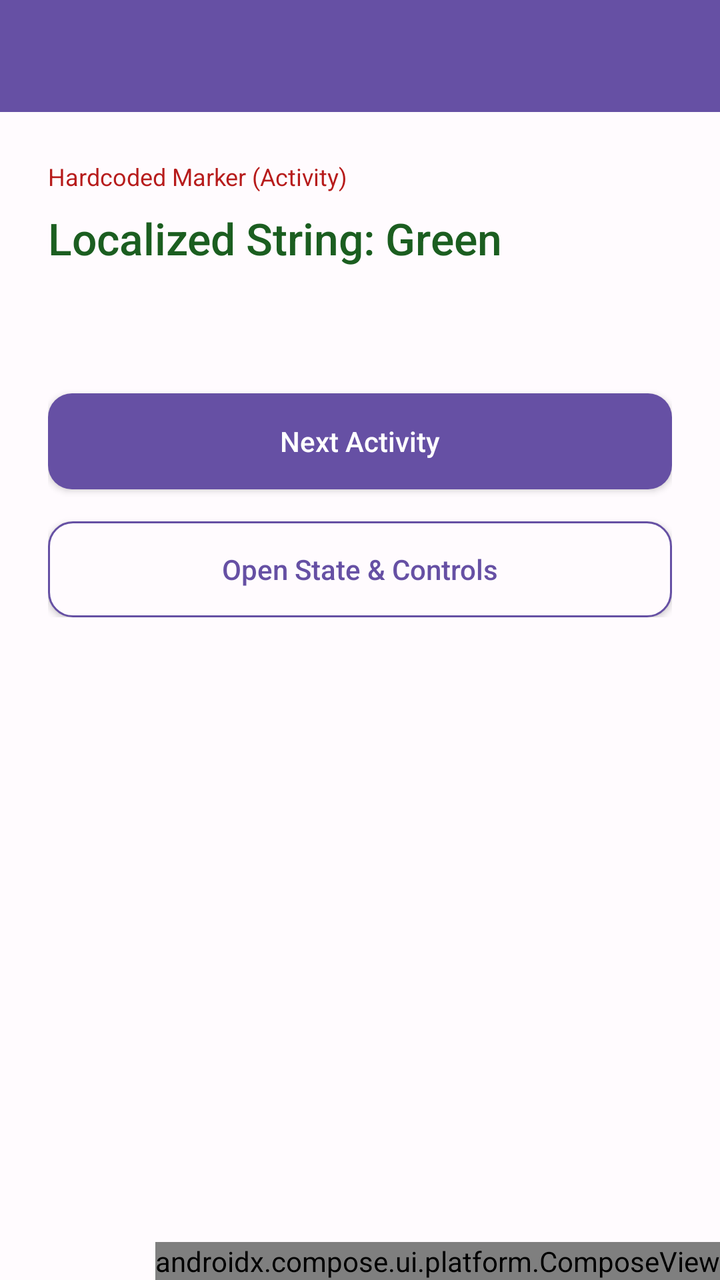
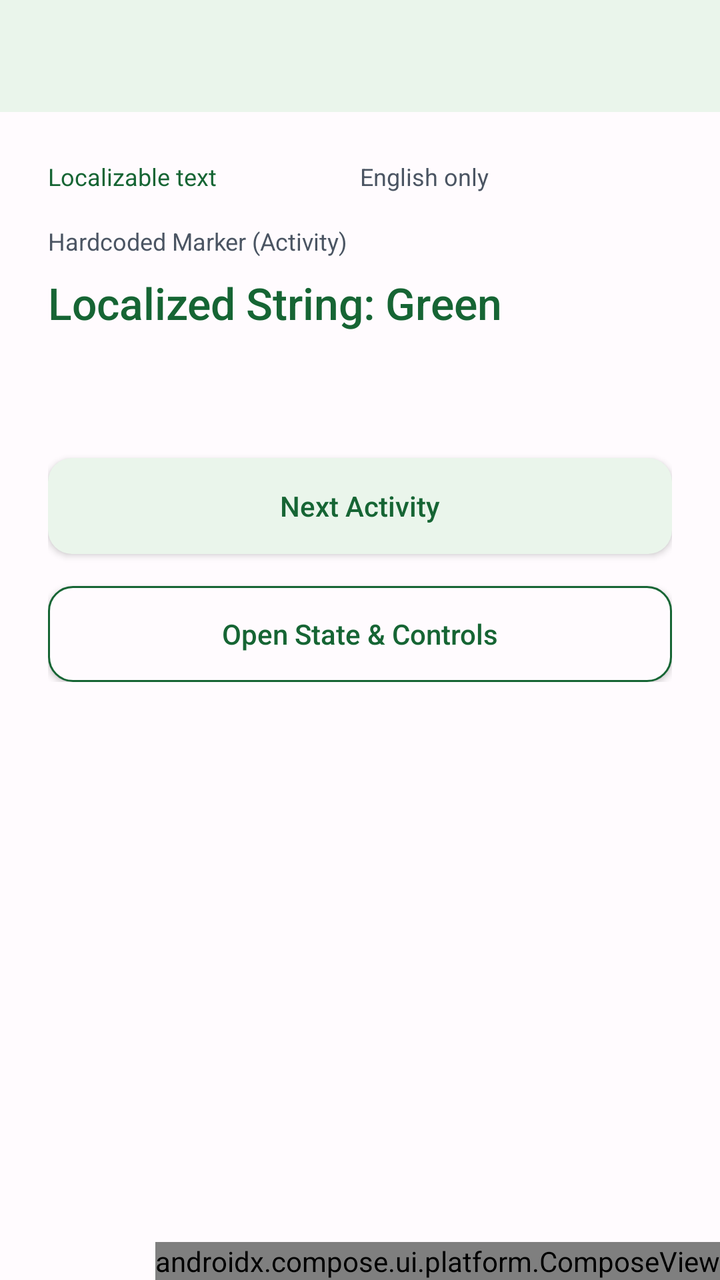

Compare the two renders of this Android layout. The source of the first and the diff that turns it into the second are given below.
<!-- AndroidManifest.xml: activity theme Theme.LocaleEasy -->
<!-- res/layout/activity_sample.xml -->
<?xml version="1.0" encoding="utf-8"?>
<FrameLayout xmlns:android="http://schemas.android.com/apk/res/android"
    android:background="@color/window_background"
    android:layout_width="match_parent"
    android:layout_height="match_parent">

    <LinearLayout
        android:layout_width="match_parent"
        android:layout_height="match_parent"
        android:orientation="vertical">

        <androidx.appcompat.widget.Toolbar
            android:id="@+id/toolbar"
            android:layout_width="match_parent"
            android:layout_height="?attr/actionBarSize"
            android:background="?attr/colorPrimary"
            android:theme="@style/ThemeOverlay.AppCompat.Dark.ActionBar" />

        <ScrollView
            android:layout_width="match_parent"
            android:layout_height="0dp"
            android:layout_weight="1">

            <LinearLayout
                android:layout_width="match_parent"
                android:layout_height="wrap_content"
                android:orientation="vertical"
                android:padding="24dp">

                <TextView
                    android:layout_width="wrap_content"
                    android:layout_height="wrap_content"
                    android:text="Hardcoded Marker (Activity)"
                    android:textColor="@color/hardcoded_text"
                    android:textSize="12sp"
                    android:paddingBottom="8dp" />

                <TextView
                    android:id="@+id/textViewLocalized"
                    android:layout_width="wrap_content"
                    android:layout_height="wrap_content"
                    android:text="@string/string_resource_example"
                    android:textColor="@color/translated_text"
                    android:textSize="22sp"
                    android:fontFamily="sans-serif-medium"
                    android:paddingBottom="16dp" />

                <TextView
                    android:id="@+id/textViewDate"
                    android:layout_width="wrap_content"
                    android:layout_height="wrap_content"
                    android:textColor="@color/translated_text"
                    android:paddingBottom="28dp"
                    android:textSize="14sp" />

                <androidx.appcompat.widget.AppCompatButton
                    android:id="@+id/btnNext"
                    android:layout_width="match_parent"
                    android:layout_height="wrap_content"
                    android:text="@string/next_activity"
                    android:background="@drawable/sample_button_primary"
                    android:textColor="@android:color/white"
                    android:textAllCaps="false"
                    android:minHeight="48dp" />

                <androidx.appcompat.widget.AppCompatButton
                    android:id="@+id/btnSettings"
                    android:layout_width="match_parent"
                    android:layout_height="wrap_content"
                    android:layout_marginTop="16dp"
                    android:text="@string/open_settings"
                    android:background="@drawable/sample_button_secondary"
                    android:textColor="@color/native_primary"
                    android:textAllCaps="false"
                    android:minHeight="48dp" />

            </LinearLayout>
        </ScrollView>
    </LinearLayout>

    <androidx.compose.ui.platform.ComposeView
        android:id="@+id/settingsComposeView"
        android:layout_width="wrap_content"
        android:layout_height="wrap_content"
        android:layout_gravity="bottom|end" />

</FrameLayout>
<!-- resources referenced by this layout -->
<resources>
  <color name="hardcoded_text">#B71C1C</color>
  <color name="native_primary">#6650A4</color>
  <color name="translated_text">#1B5E20</color>
  <color name="window_background">#FFFBFE</color>
  <!-- drawable sample_button_primary (drawable) -->
  <ripple xmlns:android="http://schemas.android.com/apk/res/android" android:color="#33FFFFFF">
      <item><shape><solid android:color="@color/native_primary" /><corners android:radius="12dp" /></shape></item>
  </ripple>
  <!-- drawable sample_button_secondary (drawable) -->
  <ripple xmlns:android="http://schemas.android.com/apk/res/android" android:color="#226650A4">
      <item><shape><solid android:color="@color/window_background" /><corners android:radius="12dp" />
          <stroke android:width="1dp" android:color="@color/native_primary" /></shape></item>
  </ripple>
  <string name="next_activity">Next Activity</string>
  <string name="open_settings">Open State &amp; Controls</string>
  <string name="string_resource_example">Localized String: Green</string>
  <style name="Theme.LocaleEasy" parent="Theme.AppCompat.DayNight.NoActionBar">
          <item name="colorPrimary">@color/native_primary</item>
          <item name="android:windowBackground">@color/window_background</item>
      </style>
</resources>

<!-- the commit's change to res/layout/activity_sample.xml (unified diff, before → after) -->
@@ -1,5 +1,6 @@
 <?xml version="1.0" encoding="utf-8"?>
 <FrameLayout xmlns:android="http://schemas.android.com/apk/res/android"
+    xmlns:app="http://schemas.android.com/apk/res-auto"
     android:background="@color/window_background"
     android:layout_width="match_parent"
     android:layout_height="match_parent">
@@ -13,8 +14,8 @@
             android:id="@+id/toolbar"
             android:layout_width="match_parent"
             android:layout_height="?attr/actionBarSize"
-            android:background="?attr/colorPrimary"
-            android:theme="@style/ThemeOverlay.AppCompat.Dark.ActionBar" />
+            android:background="@color/localized_surface"
+            app:titleTextColor="@color/translated_text" />
 
         <ScrollView
             android:layout_width="match_parent"
@@ -27,11 +28,13 @@
                 android:orientation="vertical"
                 android:padding="24dp">
 
+                <include layout="@layout/view_text_origin_legend" />
+
                 <TextView
                     android:layout_width="wrap_content"
                     android:layout_height="wrap_content"
                     android:text="Hardcoded Marker (Activity)"
-                    android:textColor="@color/hardcoded_text"
+                    android:textColor="@color/english_only_text"
                     android:textSize="12sp"
                     android:paddingBottom="8dp" />
 
@@ -59,7 +62,7 @@
                     android:layout_height="wrap_content"
                     android:text="@string/next_activity"
                     android:background="@drawable/sample_button_primary"
-                    android:textColor="@android:color/white"
+                    android:textColor="@color/translated_text"
                     android:textAllCaps="false"
                     android:minHeight="48dp" />
 
@@ -70,7 +73,7 @@
                     android:layout_marginTop="16dp"
                     android:text="@string/open_settings"
                     android:background="@drawable/sample_button_secondary"
-                    android:textColor="@color/native_primary"
+                    android:textColor="@color/translated_text"
                     android:textAllCaps="false"
                     android:minHeight="48dp" />
 
@@ -85,3 +88,12 @@
         android:layout_gravity="bottom|end" />
 
 </FrameLayout>
+<!-- res/layout/view_text_origin_legend.xml (included above) -->
+<LinearLayout xmlns:android="http://schemas.android.com/apk/res/android"
+    android:layout_width="match_parent" android:layout_height="wrap_content"
+    android:orientation="horizontal" android:paddingBottom="16dp">
+    <TextView android:layout_width="0dp" android:layout_height="wrap_content" android:layout_weight="1"
+        android:text="@string/legend_localizable" android:textColor="@color/translated_text" android:textSize="12sp" />
+    <TextView android:layout_width="0dp" android:layout_height="wrap_content" android:layout_weight="1"
+        android:text="@string/legend_english_only" android:textColor="@color/english_only_text" android:textSize="12sp" />
+</LinearLayout>
<!-- resource entries referenced after the edit -->
@@ -1,18 +1,21 @@
 <!-- resources referenced by this layout -->
 <resources>
-  <color name="hardcoded_text">#B71C1C</color>
+  <color name="english_only_text">#4B5563</color>
+  <color name="localized_surface">#EAF5EB</color>
   <color name="native_primary">#6650A4</color>
-  <color name="translated_text">#1B5E20</color>
+  <color name="translated_text">#166534</color>
   <color name="window_background">#FFFBFE</color>
   <!-- drawable sample_button_primary (drawable) -->
   <ripple xmlns:android="http://schemas.android.com/apk/res/android" android:color="#33FFFFFF">
-      <item><shape><solid android:color="@color/native_primary" /><corners android:radius="12dp" /></shape></item>
+      <item><shape><solid android:color="@color/localized_surface" /><corners android:radius="12dp" /></shape></item>
   </ripple>
   <!-- drawable sample_button_secondary (drawable) -->
   <ripple xmlns:android="http://schemas.android.com/apk/res/android" android:color="#226650A4">
       <item><shape><solid android:color="@color/window_background" /><corners android:radius="12dp" />
-          <stroke android:width="1dp" android:color="@color/native_primary" /></shape></item>
+          <stroke android:width="1dp" android:color="@color/translated_text" /></shape></item>
   </ripple>
+  <string name="legend_english_only" translatable="false">English only</string>
+  <string name="legend_localizable">Localizable text</string>
   <string name="next_activity">Next Activity</string>
   <string name="open_settings">Open State &amp; Controls</string>
   <string name="string_resource_example">Localized String: Green</string>
